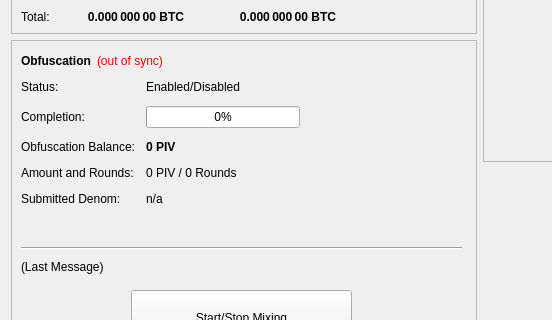
First picture: the form in src/qt/forms/overviewpage.ui, repository dev1972/Satellitecoin, before the edit; both pictures show x 0 to 552 and y 182 to 502 of the 960 by 615 pixel window.
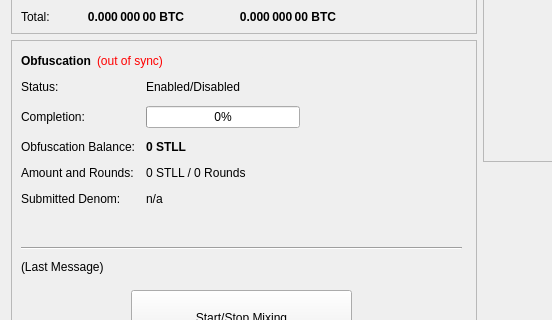
Second picture: the form after the edit.

Diff of the .ui file:
```diff
--- a/src/qt/forms/overviewpage.ui
+++ b/src/qt/forms/overviewpage.ui
@@ -474,7 +474,7 @@
               </font>
              </property>
              <property name="text">
-              <string notr="true">0 PIV</string>
+              <string notr="true">0 STLL</string>
              </property>
             </widget>
            </item>
@@ -488,7 +488,7 @@
            <item row="3" column="1">
             <widget class="QLabel" name="labelAmountRounds">
              <property name="text">
-              <string>0 PIV / 0 Rounds</string>
+              <string>0 STLL / 0 Rounds</string>
              </property>
             </widget>
            </item>
```
